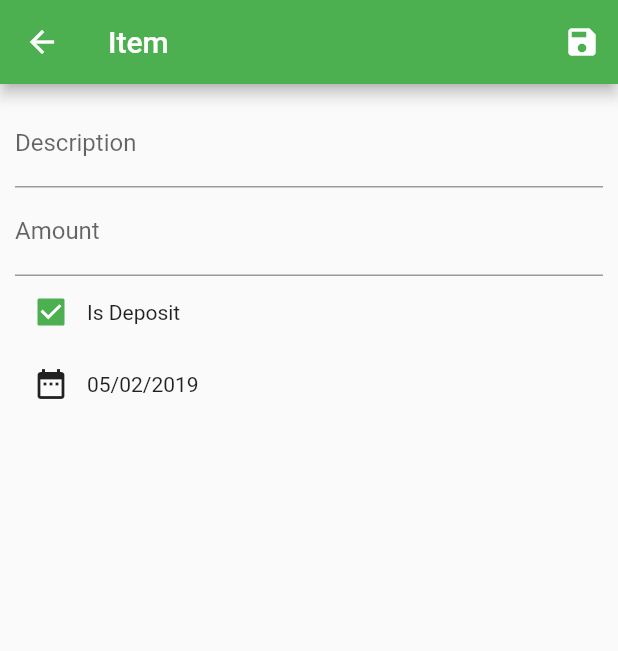
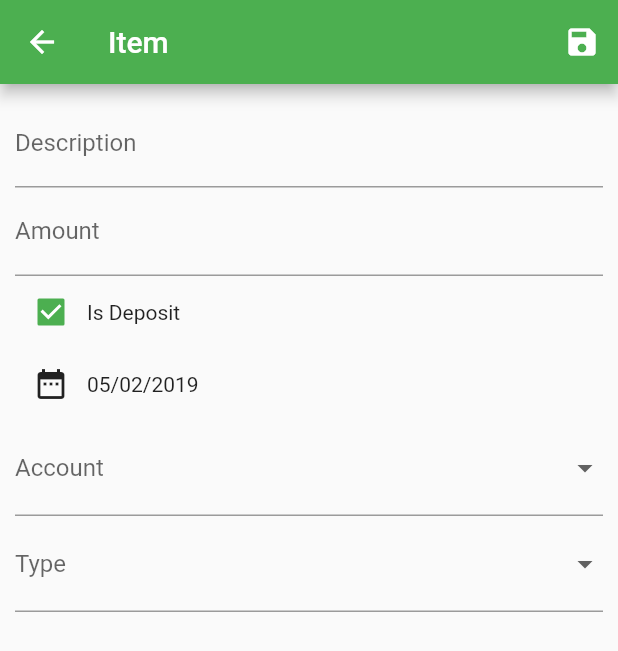
Before and after one commit to cornell19/spend_tracker, a Flutter app: the ItemPage screen opened directly, on a phone screen of 412 x 824 dp. Shown: the top 651 px of the screen. Run offline on Flutter 3.47's test engine with Material 2 defaults, Android fonts, the phone set to English and light mode, and no system bars.

Commit message:
Unit 5 Module 5

```diff
--- a/lib/pages/items/item_page.dart
+++ b/lib/pages/items/item_page.dart
@@ -11,6 +11,7 @@ class _ItemPageState extends State<ItemPage> {
   GlobalKey<FormState> _formKey = GlobalKey<FormState>();
   bool _isDeposit = true;
   DateTime _dateTime = DateTime.now();
+
   @override
   Widget build(BuildContext context) {
     return Scaffold(
@@ -78,7 +79,49 @@ class _ItemPageState extends State<ItemPage> {
                       });
                     },
                   ),
-                  Text(DateFormat('MM/dd/yyyy').format(_dateTime))
+                  Text(DateFormat('MM/dd/yyyy').format(_dateTime)),
+                ],
+              ),
+              DropdownButtonFormField<int>(
+                decoration: InputDecoration(labelText: 'Account'),
+                value: _formData['accountId'],
+                onChanged: (int value) {
+                  _formData['accountId'] = value;
+                  setState(() {
+                    _formData['accountId'] = value;
+                  });
+                },
+                validator: (int value) => value == null ? 'Required' : null,
+                items: [
+                  DropdownMenuItem<int>(
+                    value: 1,
+                    child: Text('Checking'),
+                  ),
+                  DropdownMenuItem<int>(
+                    value: 2,
+                    child: Text('Credit Card'),
+                  ),
+                ],
+              ),
+              DropdownButtonFormField<int>(
+                decoration: InputDecoration(labelText: 'Type'),
+                value: _formData['typeId'],
+                onChanged: (int value) {
+                  _formData['typeId'] = value;
+                  setState(() {
+                    _formData['typeId'] = value;
+                  });
+                },
+                validator: (int value) => value == null ? 'Required' : null,
+                items: [
+                  DropdownMenuItem<int>(
+                    value: 1,
+                    child: Text('Rent'),
+                  ),
+                  DropdownMenuItem<int>(
+                    value: 2,
+                    child: Text('Dinner'),
+                  ),
                 ],
               ),
             ],
```
Also changed, not shown: lib/pages/home/home_page.dart (+14 -4 lines).
